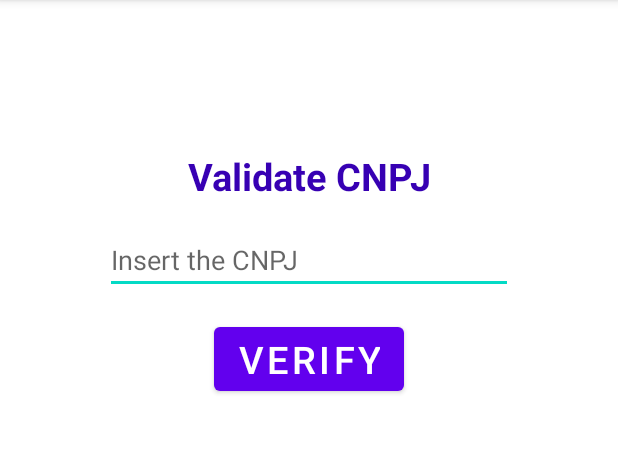
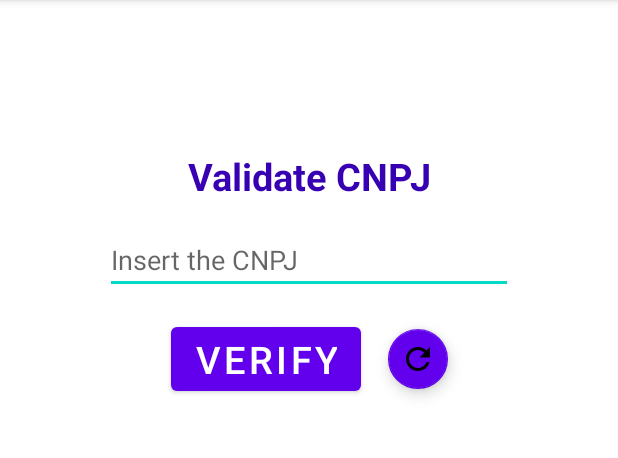
Before and after one commit to fulanuc/Kaffa-Test-1.10, an Android app: the ValidateCNPJActivity screen opened directly, with no data from a screen before it, on a phone screen of 412 x 824 dp, the part 84-542 px from its top. Run offline under Robolectric (Android 15) with nearby library versions, the phone set to English and light mode, and no system bars.

Commit message:
Clear Fields for the first question

```diff
--- a/app/src/main/java/com/example/kaffatest/ValidateCNPJActivity.kt
+++ b/app/src/main/java/com/example/kaffatest/ValidateCNPJActivity.kt
@@ -43,7 +43,8 @@ class ValidateCNPJActivity : AppCompatActivity() {
             showNotValid()
             return
         }
-        if (cnpjValue.length == 14) {
+        if (cnpjValue.length == 14 &&
+            cnpjValue.substring(0,13) != "00000000000000") {
             val authDigitOne = cnpjValue.substring(0, 12)
             val weightDigitOne = "543298765432"
             var sumDigitOne = 0
@@ -121,4 +122,7 @@ class ValidateCNPJActivity : AppCompatActivity() {
     fun showIsValid() {
         Toast.makeText(this, "This CNPJ is Valid.", Toast.LENGTH_SHORT).show()
     }
+    fun clearFields(view: View){
+        findViewById<EditText>(R.id.edit_field).setText("")
+    }
 }
--- a/app/src/main/res/drawable/ic_baseline_check_circle_24.xml
+++ /dev/null
@@ -1,5 +0,0 @@
-<vector android:height="24dp" android:tint="#00D200"
-    android:viewportHeight="24" android:viewportWidth="24"
-    android:width="24dp" xmlns:android="http://schemas.android.com/apk/res/android">
-    <path android:fillColor="@android:color/white" android:pathData="M12,2C6.48,2 2,6.48 2,12s4.48,10 10,10 10,-4.48 10,-10S17.52,2 12,2zM10,17l-5,-5 1.41,-1.41L10,14.17l7.59,-7.59L19,8l-9,9z"/>
-</vector>
--- a/app/src/main/res/layout/activity_validate_cnpj.xml
+++ b/app/src/main/res/layout/activity_validate_cnpj.xml
@@ -35,16 +35,36 @@
 
 
     <Button
+        android:id="@+id/cnpj_verify"
         android:layout_width="wrap_content"
         android:layout_height="wrap_content"
         android:textSize="25sp"
         android:text="Verify"
         app:layout_constraintStart_toStartOf="parent"
         app:layout_constraintEnd_toEndOf="parent"
+        app:layout_constraintHorizontal_bias="0.4"
         android:layout_marginVertical="16dp"
         app:layout_constraintTop_toBottomOf="@id/edit_field"
         android:onClick="checkInput"
         />
 
+    <com.google.android.material.floatingactionbutton.FloatingActionButton
+        android:layout_width="wrap_content"
+        android:layout_height="wrap_content"
+
+        android:contentDescription="@string/remove_button"
+        android:src="@drawable/ic_baseline_refresh_24"
+        app:backgroundTint="@color/purple_500"
+        app:fabCustomSize="40dp"
+        app:maxImageSize="24dp"
+
+        app:layout_constraintStart_toStartOf="parent"
+        app:layout_constraintEnd_toEndOf="parent"
+        app:layout_constraintHorizontal_bias="0.7"
+        android:layout_marginVertical="19dp"
+        app:layout_constraintTop_toBottomOf="@id/edit_field"
+
+        android:onClick="clearFields"
+        />
 
 </androidx.constraintlayout.widget.ConstraintLayout>
```
